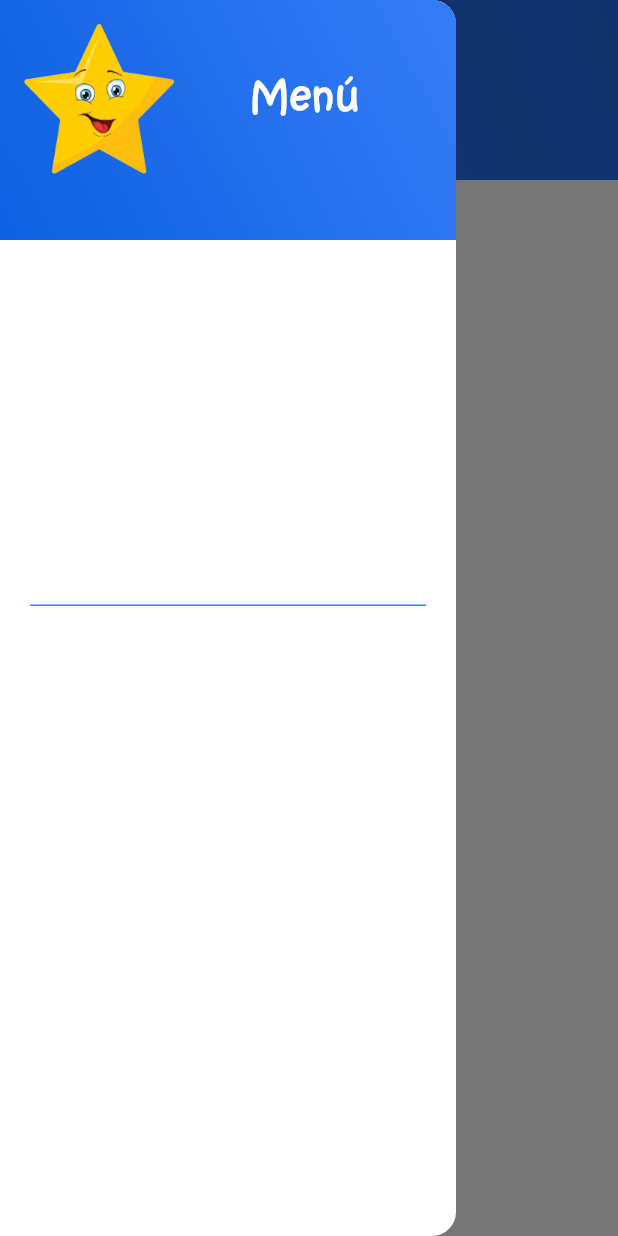
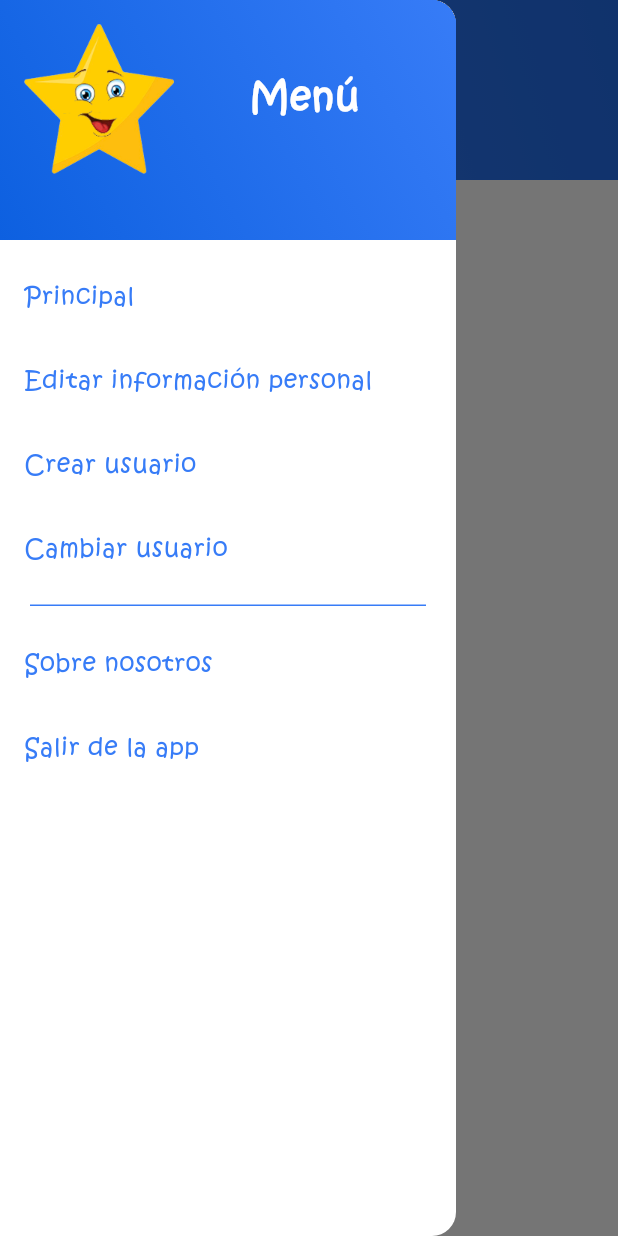
Before and after one commit to LagunaPDevs/FamilyStars, a Flutter app: the AboutUsScreen screen opened by its route, with the side drawer open, on a phone screen of 412 x 824 dp. Run offline on Flutter 3.47's test engine with Material 3 defaults, Android fonts, the phone set to English and light mode, and no system bars; our stand-ins replace cloud_firestore, firebase_auth, firebase_core, flutter_riverpod, flutter_screenutil, google_sign_in and 5 more; missing offline and left inert: email_auth, flutter_facebook_auth; accounts and stored records are empty.

Commit message:
Fix drawer menu

```diff
--- a/lib/infrastructure/constants/color_constants.dart
+++ b/lib/infrastructure/constants/color_constants.dart
@@ -18,6 +18,7 @@ class ColorConstants {
   static const Color pinkGradient = Color(0xffff7ffa);
   static const Color lightBlueGradient = Color(0xff5a97ef);
   static const Color blueGradient = Color(0xff0d60e0);
+  static const Color blackColor = Color(0xff000);
 
   static Map<int, Color> getSwatch(Color color) {
     final hslColor = HSLColor.fromColor(color);
--- a/lib/infrastructure/constants/theme_constants.dart
+++ b/lib/infrastructure/constants/theme_constants.dart
@@ -10,34 +10,23 @@ class ThemeConstants {
       appBarTheme: const AppBarTheme(
         systemOverlayStyle: SystemUiOverlayStyle.dark,
       ),
-      primaryColorLight: ColorConstants.getMaterialColor(
-          ColorConstants.whiteColor.value, ColorConstants.whiteColor),
-      splashColor: ColorConstants.getMaterialColor(
-          ColorConstants.whiteColor.value, ColorConstants.whiteColor),
+      primaryColorLight:ColorConstants.whiteColor,
+      splashColor:  ColorConstants.whiteColor,
       textSelectionTheme: TextSelectionThemeData(
-          cursorColor: ColorConstants.getMaterialColor(
-              ColorConstants.blueColor.value, ColorConstants.blueColor)),
+          cursorColor: ColorConstants.blueColor),
       visualDensity: VisualDensity.adaptivePlatformDensity,
       cardColor: ColorConstants.greyColor,
-      scaffoldBackgroundColor: ColorConstants.getMaterialColor(
-          ColorConstants.whiteColor.value, ColorConstants.whiteColor),
-      primaryColor: ColorConstants.getMaterialColor(
-          ColorConstants.blueColor.value, ColorConstants.blueColor),
+      scaffoldBackgroundColor:  ColorConstants.whiteColor,
+      primaryColor: ColorConstants.blueColor,
       colorScheme: ColorScheme(
-              primary: ColorConstants.getMaterialColor(
-                  ColorConstants.whiteColor.value, ColorConstants.whiteColor),
-              secondary: ColorConstants.getMaterialColor(
-                  ColorConstants.blueColor.value, ColorConstants.blueColor),
+              primary: ColorConstants.blackColor,
+              secondary:  ColorConstants.blueColor,
               surface: ColorConstants.whiteColor,
               error: ColorConstants.redColor,
               onPrimary: ColorConstants.whiteColor,
               onSecondary: ColorConstants.blueColor,
-              onSurface: ColorConstants.whiteColor,
+              onSurface: ColorConstants.blackColor,
               onError: ColorConstants.redColor,
               brightness: Brightness.light)
-          .copyWith(
-              primary: ColorConstants.getMaterialColor(
-                  ColorConstants.whiteColor.value, ColorConstants.whiteColor),
-              secondary: ColorConstants.getMaterialColor(
-                  ColorConstants.blueColor.value, ColorConstants.blueColor)));
+  );
 }
--- a/lib/ui/screens/drawer_screen/drawer_screen.dart
+++ b/lib/ui/screens/drawer_screen/drawer_screen.dart
@@ -4,6 +4,7 @@ import 'package:familystars_2/infrastructure/constants/image_constants.dart';
 import 'package:familystars_2/infrastructure/constants/routes_constants.dart';
 import 'package:familystars_2/infrastructure/services/firebase_services.dart';
 import 'package:familystars_2/ui/commons/alert_dialog_widgets/custom_animated_alert_dialog.dart';
+import 'package:familystars_2/ui/screens/drawer_screen/widgets/drawer_menu_item.dart';
 import 'package:flutter/material.dart';
 
 // This widget is the drawer menu of a parent user.
@@ -27,7 +28,6 @@ class _DrawerScreenState extends State<DrawerScreen> {
       children: [
         DrawerHeader(
             decoration: BoxDecoration(
-                //color: ColorConstants.blueColor,
                 gradient: LinearGradient(
                     begin: Alignment.topRight,
                     end: Alignment.bottomLeft,
@@ -37,7 +37,7 @@ class _DrawerScreenState extends State<DrawerScreen> {
                 ])),
             // Actions of the drawer
             // -------------
-            child: Container(
+            child: SizedBox(
                 child: Column(
               children: [
                 Row(children: [
@@ -59,20 +59,12 @@ class _DrawerScreenState extends State<DrawerScreen> {
                 ])
               ],
             ))),
-        ListTile(
-          title: Text(
-            AppConstants.main,
-            style: TextStyle(fontFamily: 'KristenITC'),
-          ),
+        DrawerMenuItem(
             onTap: () {
               Navigator.popAndPushNamed(context, RoutesConstants.mainScreen);
             },
-        ),
-        ListTile(
-          title: Text(
-            AppConstants.editUser,
-            style: TextStyle(fontFamily: 'KristenITC'),
-          ),
+            title: AppConstants.main),
+        DrawerMenuItem(
             onTap: () {
               CustomAnimatedAlertDialog(
                       title: 'Función deshabilitada',
@@ -80,22 +72,16 @@ class _DrawerScreenState extends State<DrawerScreen> {
                       context: context)
                   .show();
             },
-        ),
-        ListTile(
-          title: Text(
-            AppConstants.createUser,
-            style: TextStyle(fontFamily: 'KristenITC'),
-          ),
+            title: AppConstants.editUser),
+        DrawerMenuItem(
+          title: AppConstants.createUser,
           onTap: () {
             Navigator.popAndPushNamed(
                 context, RoutesConstants.createUserScreen);
           },
         ),
-        ListTile(
-          title: Text(
-            AppConstants.changeUser,
-            style: TextStyle(fontFamily: 'KristenITC'),
-          ),
+        DrawerMenuItem(
+          title: AppConstants.changeUser,
           onTap: () {
             Navigator.popAndPushNamed(
                 context, RoutesConstants.changeUserScreen);
@@ -105,20 +91,14 @@ class _DrawerScreenState extends State<DrawerScreen> {
           padding: const EdgeInsets.fromLTRB(20, 10, 20, 10),
           child: Divider(height: 1, color: ColorConstants.blueColor),
         ),
-        ListTile(
-          title: Text(
-            AppConstants.aboutUs,
-            style: TextStyle(fontFamily: 'KristenITC'),
-          ),
+        DrawerMenuItem(
+          title: AppConstants.aboutUs,
           onTap: () {
             Navigator.popAndPushNamed(context, RoutesConstants.aboutUsScreen);
           },
         ),
-        ListTile(
-          title: Text(
-            AppConstants.logOut,
-            style: TextStyle(fontFamily: 'KristenITC'),
-          ),
+        DrawerMenuItem(
+          title: AppConstants.logOut,
           onTap: () async {
             await FirebaseServices.signOutAuthorizedUser();
             Navigator.popAndPushNamed(context, RoutesConstants.loginScreen);
--- /dev/null
+++ b/lib/ui/screens/drawer_screen/widgets/drawer_menu_item.dart
@@ -0,0 +1,22 @@
+import 'package:familystars_2/infrastructure/constants/color_constants.dart';
+import 'package:flutter/material.dart';
+
+class DrawerMenuItem extends StatelessWidget {
+  final String title;
+  final Function() onTap;
+  const DrawerMenuItem({
+    super.key,
+    required this.onTap,
+    required this.title,
+  });
+
+  @override
+  Widget build(BuildContext context) {
+    return ListTile(
+      title: Text(title,
+          style: TextStyle(
+              fontFamily: 'KristenITC', color: ColorConstants.blueColor)),
+      onTap: onTap,
+    );
+  }
+}
```
Also changed, not shown: lib/ui/screens/drawer_screen/drawer_child_screen.dart (+13 -31 lines). Lines whose indentation alone changed are shown as unchanged.
